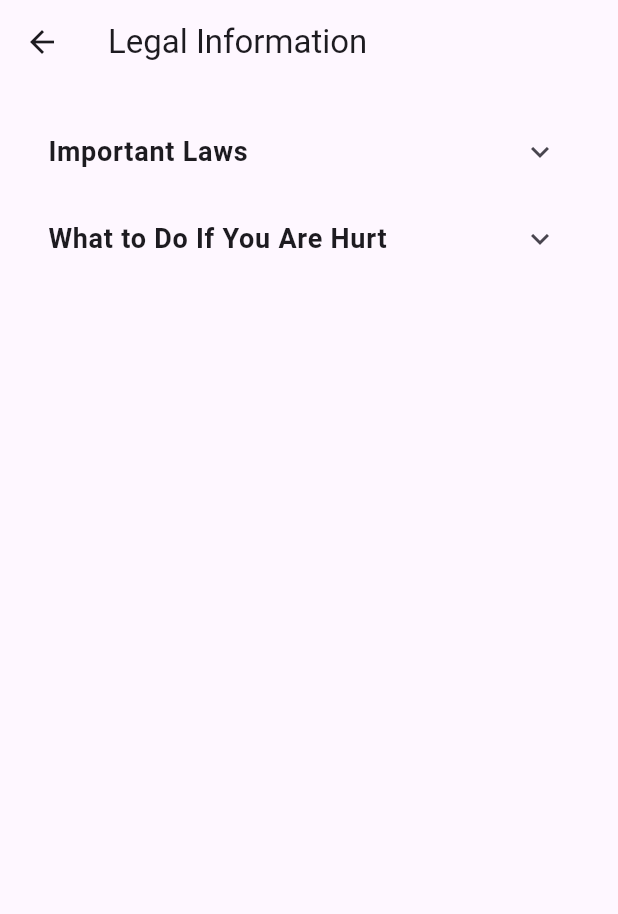
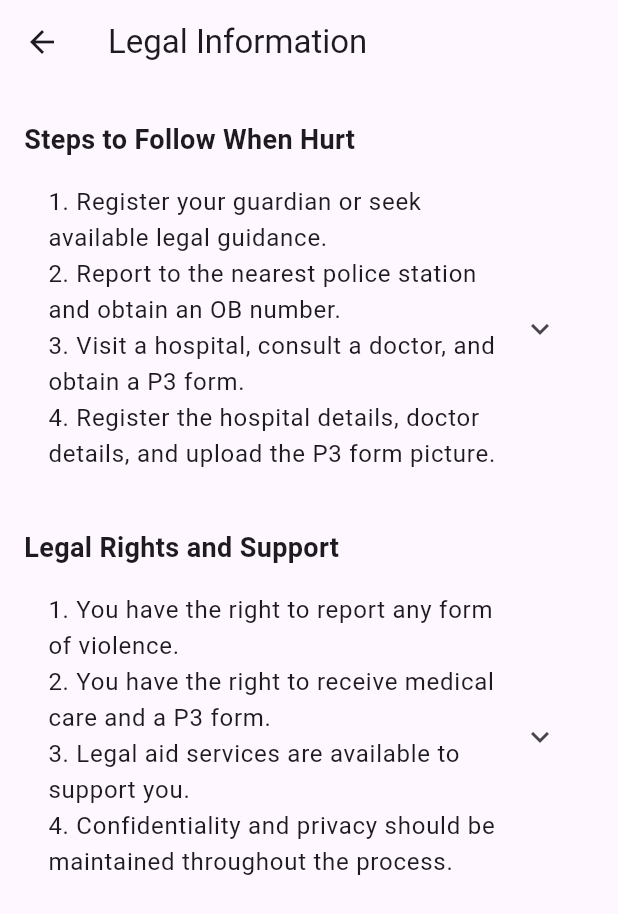
Before and after one commit to Teresiah-cpu/PlpFinal_projectG10, a Flutter app: the LegalInformationPage screen opened directly, on a phone screen of 412 x 824 dp. Shown: the top 914 px of the screen. Run offline on Flutter 3.47's test engine with Material 3 defaults, Android fonts, the phone set to English and light mode, and no system bars; our stand-ins replace google_fonts.

```diff
--- /dev/null
+++ b/lib/legal_information_page.dart
@@ -0,0 +1,55 @@
+import 'package:flutter/material.dart';
+
+class LegalInformationPage extends StatelessWidget {
+  const LegalInformationPage({super.key});
+
+  @override
+  Widget build(BuildContext context) {
+    return Scaffold(
+      appBar: AppBar(
+        title: const Text('Legal Information'),
+      ),
+      body: ListView(
+        padding: const EdgeInsets.all(16.0),
+        children: <Widget>[
+          _buildSectionHeader('Steps to Follow When Hurt'),
+          _buildCollapsibleText(
+            '1. Register your guardian or seek available legal guidance.\n'
+            '2. Report to the nearest police station and obtain an OB number.\n'
+            '3. Visit a hospital, consult a doctor, and obtain a P3 form.\n'
+            '4. Register the hospital details, doctor details, and upload the P3 form picture.',
+          ),
+          const SizedBox(height: 20),
+          _buildSectionHeader('Legal Rights and Support'),
+          _buildCollapsibleText(
+            '1. You have the right to report any form of violence.\n'
+            '2. You have the right to receive medical care and a P3 form.\n'
+            '3. Legal aid services are available to support you.\n'
+            '4. Confidentiality and privacy should be maintained throughout the process.',
+          ),
+        ],
+      ),
+    );
+  }
+
+  Widget _buildSectionHeader(String title) {
+    return Padding(
+      padding: const EdgeInsets.symmetric(vertical: 8.0),
+      child: Text(
+        title,
+        style: const TextStyle(fontSize: 18, fontWeight: FontWeight.bold),
+      ),
+    );
+  }
+
+  Widget _buildCollapsibleText(String text) {
+    return ExpansionTile(
+      childrenPadding:
+          const EdgeInsets.symmetric(horizontal: 16.0, vertical: 8.0),
+      title: Text(
+        text,
+        style: const TextStyle(fontSize: 16),
+      ),
+    );
+  }
+}
--- a/lib/legals.dart
+++ /dev/null
@@ -1,79 +0,0 @@
-import 'package:flutter/material.dart';
-
-class LegalInformationPage extends StatelessWidget {
-  @override
-  Widget build(BuildContext context) {
-    return Scaffold(
-      appBar: AppBar(
-        title: Text('Legal Information'),
-      ),
-      body: SingleChildScrollView(
-        child: Padding(
-          padding: const EdgeInsets.all(16.0),
-          child: Column(
-            crossAxisAlignment: CrossAxisAlignment.start,
-            children: <Widget>[
-              _buildSimpleExpansionTile(
-                'Important Laws',
-                [
-                  _buildSimpleListTile('The Constitution of Kenya, 2010',
-                      'This law says everyone should be treated equally and with respect. No one should hurt you.'),
-                  _buildSimpleListTile('The Sexual Offences Act, 2006',
-                      'This law protects people from bad touching and other sexual harms. It punishes those who do these bad things.'),
-                  _buildSimpleListTile(
-                      'The Protection Against Domestic Violence Act, 2015',
-                      'This law helps people who are hurt at home. It protects them from physical, emotional, and money-related harm.'),
-                  _buildSimpleListTile('The Penal Code',
-                      'This law lists different kinds of harm and how they are punished.'),
-                  _buildSimpleListTile('The Children Act, 2001',
-                      'This law keeps children safe from harm and abuse.'),
-                  _buildSimpleListTile('The Victim Protection Act, 2014',
-                      'This law helps and supports people who have been hurt or abused.'),
-                ],
-              ),
-              _buildSimpleExpansionTile(
-                'What to Do If You Are Hurt',
-                [
-                  _buildSimpleListTile('Tell Someone',
-                      'Go to the police or talk to a trusted adult.'),
-                  _buildSimpleListTile('See a Doctor',
-                      'Visit a doctor to check your injuries. The doctor will fill out a form to help with your case.'),
-                  _buildSimpleListTile('Report the Case',
-                      'The police will officially record what happened and start an investigation.'),
-                  _buildSimpleListTile('Get a Protection Order',
-                      'You can ask a judge to keep the person who hurt you away from you.'),
-                  _buildSimpleListTile('Go to Court',
-                      'If there is enough proof, the person who hurt you will be taken to court.'),
-                  _buildSimpleListTile('Get Help and Support',
-                      'You can get counseling, a safe place to stay, and other help.'),
-                  _buildSimpleListTile('Court Decision',
-                      'A judge will decide if the person is guilty and what the punishment will be.'),
-                  _buildSimpleListTile('Appeal',
-                      'If you or the person who hurt you do not agree with the judge, you can ask another judge to look at the case again.'),
-                ],
-              ),
-            ],
-          ),
-        ),
-      ),
-    );
-  }
-
-  Widget _buildSimpleExpansionTile(String title, List<Widget> children) {
-    return ExpansionTile(
-      title: Text(
-        title,
-        style: TextStyle(fontSize: 18, fontWeight: FontWeight.bold),
-      ),
-      children: children,
-    );
-  }
-
-  Widget _buildSimpleListTile(String title, String subtitle) {
-    return ListTile(
-      title: Text(title,
-          style: TextStyle(fontSize: 16, fontWeight: FontWeight.bold)),
-      subtitle: Text(subtitle, style: TextStyle(fontSize: 14)),
-    );
-  }
-}
--- a/pubspec.yaml
+++ b/pubspec.yaml
@@ -35,7 +35,7 @@ dependencies:
   # The following adds the Cupertino Icons font to your application.
   # Use with the CupertinoIcons class for iOS style icons.
   cupertino_icons: ^1.0.5
-  google_fonts: ^3.0.1
+  google_fonts: ^6.2.1
 
 dev_dependencies:
   flutter_test:
@@ -46,7 +46,7 @@ dev_dependencies:
   # activated in the `analysis_options.yaml` file located at the root of your
   # package. See that file for information about deactivating specific lint
   # rules and activating additional ones.
-  flutter_lints: ^2.0.1
+  flutter_lints: ^4.0.0
 
 # For information on the generic Dart part of this file, see the
 # following page: https://dart.dev/tools/pub/pubspec
```
Also changed, not shown: lib/about_us.dart (+17 -2 lines), lib/legal_process_page.dart (added, +125 -0 lines), lib/login_page.dart (+7 -5 lines), lib/signup_page.dart (+6 -4 lines), pubspec.lock.
